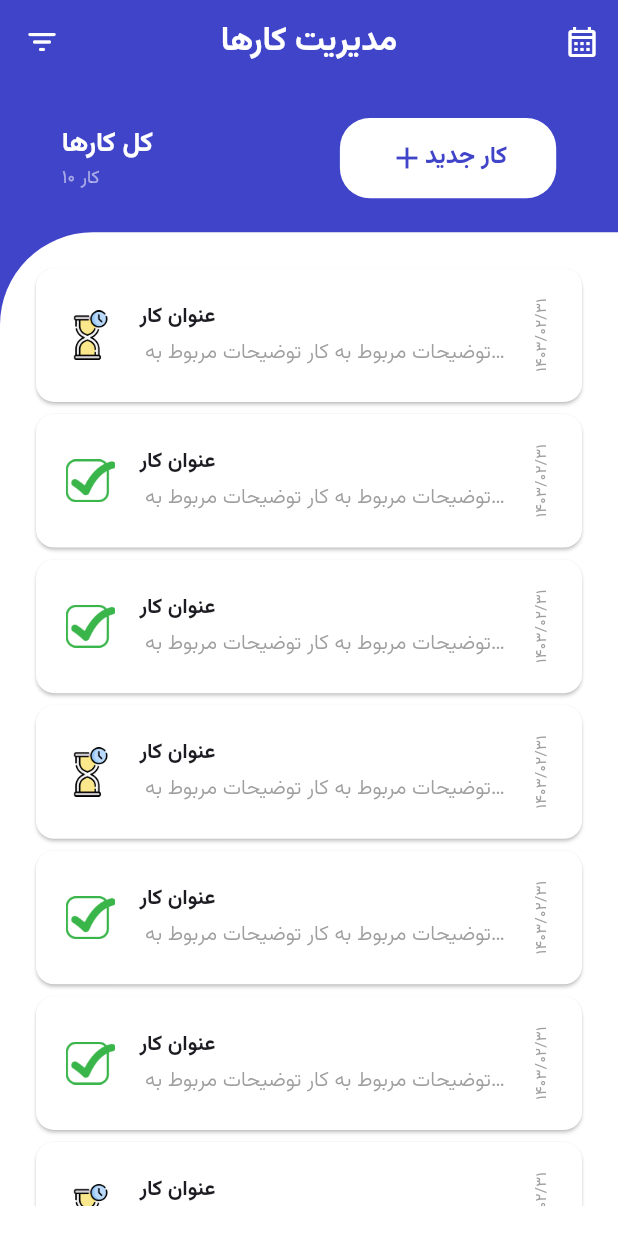
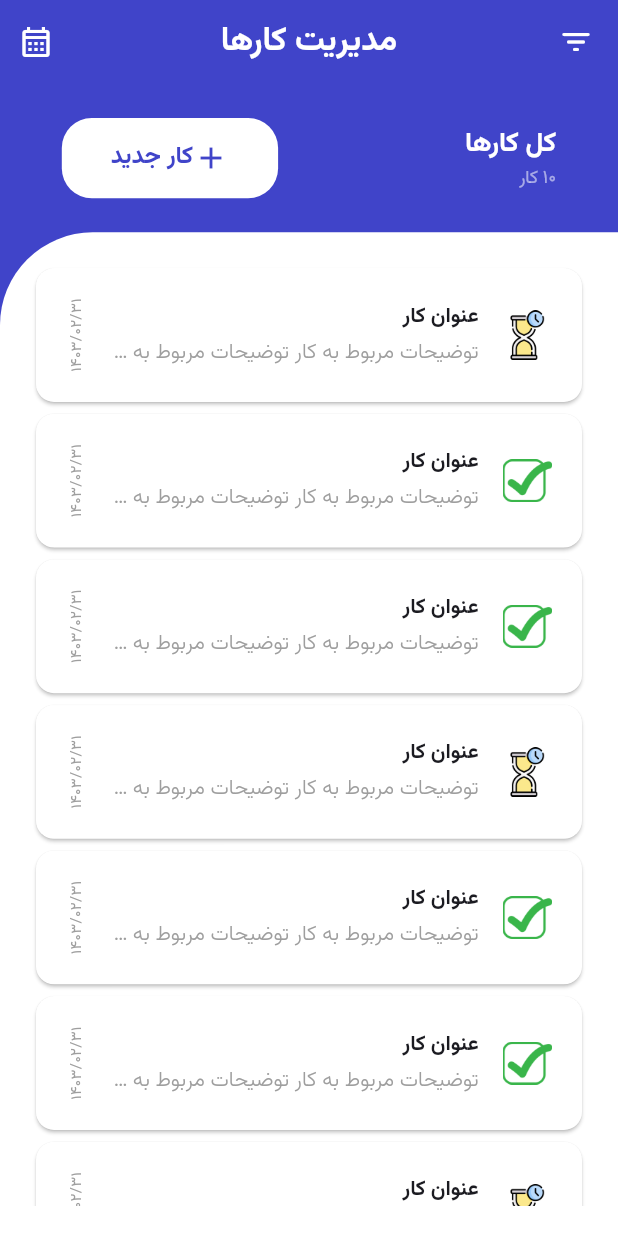
Before and after one commit to imelyas/Todo_list, a Flutter app: the screen it shows after launch, on a phone screen of 412 x 824 dp. Run offline on Flutter 3.47's test engine with Material 3 defaults, Android fonts, the phone set to English and light mode, and no system bars; our stand-ins replace get.

Commit message:
add todo form screen

```diff
--- a/lib/screens/home_screen.dart
+++ b/lib/screens/home_screen.dart
@@ -7,7 +7,9 @@ class HomeScreen extends StatelessWidget {
 
   @override
   Widget build(BuildContext context) {
-    return Scaffold(
+    return Directionality(
+      textDirection: TextDirection.rtl,
+      child: Scaffold(
         backgroundColor: Constance.primaryColor,
         appBar: AppBar(
           backgroundColor: Constance.primaryColor,
@@ -34,6 +36,7 @@ class HomeScreen extends StatelessWidget {
         ),
         body: const Column(
           children: [TopPanel(), MainContent()],
+        ),
       ),
     );
   }
@@ -153,7 +156,9 @@ class TopPanel extends StatelessWidget {
             ),
             const Spacer(),
             GestureDetector(
-                onTap: () {},
+                onTap: () {
+                  // Get.toNamed('/todo_form');
+                },
                 child: Container(
                   width: Get.width * 0.35,
                   height: Get.width * 0.13,
```
Also changed, not shown: lib/screens/todo_form_screen.dart (added, +14 -0 lines). Lines whose indentation alone changed are shown as unchanged.
